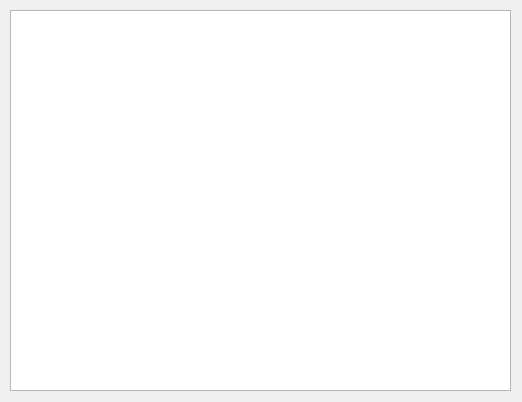
This is tablewidget.ui in skleaves/CampusNav as Qt 5 draws it before an edit. The edited form follows.
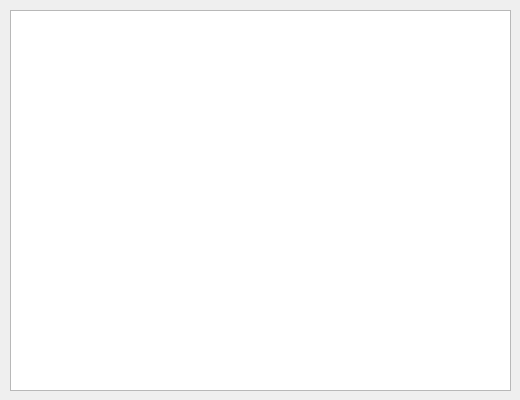
This is the edited form.

What changed in the file:
```diff
--- a/tablewidget.ui
+++ b/tablewidget.ui
@@ -6,8 +6,8 @@
    <rect>
     <x>0</x>
     <y>0</y>
-    <width>522</width>
-    <height>402</height>
+    <width>520</width>
+    <height>400</height>
    </rect>
   </property>
   <property name="windowTitle">
```
